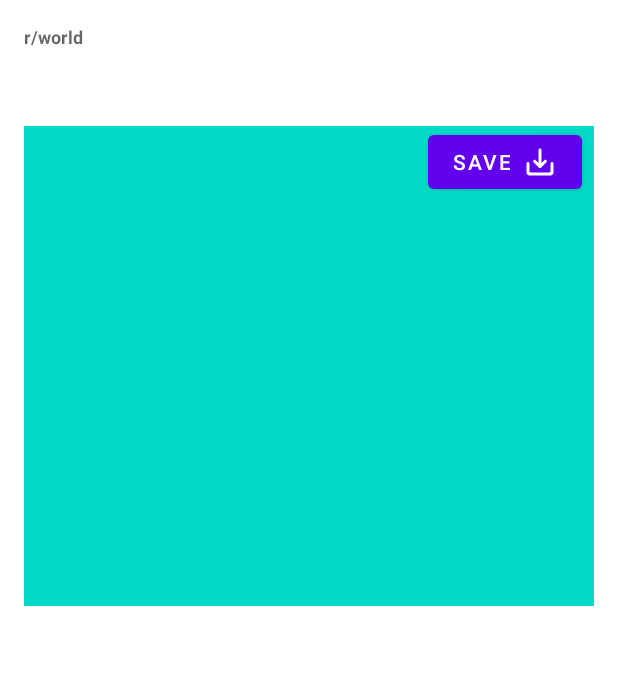
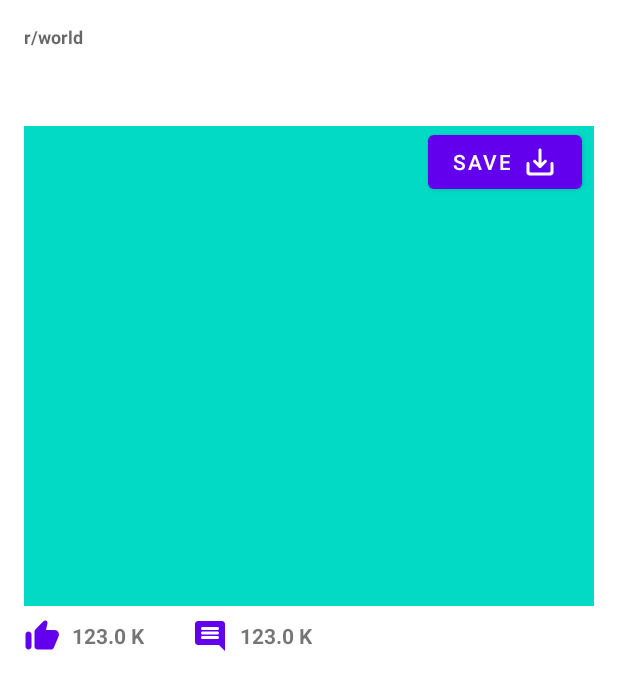
Before and after one commit to alvarosct02/RedditDemo, an Android app: the layout fragment_post_detail.xml on its own in the app's theme, with its tools: preview values and no code run, on a phone screen of 412 x 824 dp. Shown: the top 690 px of the screen. Run offline under Robolectric (Android 15) with nearby library versions, the phone set to English and light mode, and no system bars.

Commit message:
[feature] Polish UI

```diff
--- a/app/src/main/java/com/alvarosct/demo/reddit/data/source/api/adapters/RedditPostAdapter.kt
+++ b/app/src/main/java/com/alvarosct/demo/reddit/data/source/api/adapters/RedditPostAdapter.kt
@@ -14,6 +14,7 @@ object RedditPostAdapter {
         thumbnailUrl = model.thumbnail.orEmpty(),
         sourceUrl = model.url,
         upVotes = model.upVotes,
+        comments = model.numComments,
         createdUtc = model.createdUtc,
     )
 }
--- a/app/src/main/java/com/alvarosct/demo/reddit/data/source/api/models/RedditPost.kt
+++ b/app/src/main/java/com/alvarosct/demo/reddit/data/source/api/models/RedditPost.kt
@@ -10,6 +10,7 @@ data class RedditPost(
     @field:Json(name = "thumbnail") val thumbnail: String? = null,
     @field:Json(name = "is_video") val isVideo: Boolean = false,
     @field:Json(name = "ups") val upVotes: Long = 0,
+    @field:Json(name = "num_comments") val numComments: Long = 0,
     @field:Json(name = "preview") val preview: Preview? = null,
     @field:Json(name = "url") val url: String? = null,
     @field:Json(name = "created_utc") val createdUtc: Long = 0,
--- a/app/src/main/java/com/alvarosct/demo/reddit/data/source/local/adapters/PostEntityAdapter.kt
+++ b/app/src/main/java/com/alvarosct/demo/reddit/data/source/local/adapters/PostEntityAdapter.kt
@@ -14,6 +14,7 @@ object PostEntityAdapter {
         thumbnail = model.thumbnailUrl,
         source = model.sourceUrl,
         upVotes = model.upVotes,
+        comments = model.comments,
         createdUtc = model.createdUtc,
     )
 
@@ -24,6 +25,7 @@ object PostEntityAdapter {
         thumbnailUrl = model.thumbnail,
         sourceUrl = model.source,
         upVotes = model.upVotes,
+        comments = model.comments,
         createdUtc = model.createdUtc,
     )
 }
--- a/app/src/main/java/com/alvarosct/demo/reddit/data/source/local/entities/PostEntity.kt
+++ b/app/src/main/java/com/alvarosct/demo/reddit/data/source/local/entities/PostEntity.kt
@@ -11,6 +11,7 @@ data class PostEntity(
     val title: String,
     val subredditName: String,
     val upVotes: Long,
+    val comments: Long,
     val thumbnail: String,
     val source: String?,
 )
--- a/app/src/main/java/com/alvarosct/demo/reddit/models/PostModel.kt
+++ b/app/src/main/java/com/alvarosct/demo/reddit/models/PostModel.kt
@@ -10,6 +10,7 @@ data class PostModel(
     val subredditName: String = "",
     val title: String = "",
     val upVotes: Long = 0,
+    val comments: Long = 0,
     val thumbnailUrl: String = "",
     val sourceUrl: String? = null
 ) : Parcelable {
@@ -24,4 +25,18 @@ data class PostModel(
                 isJpg || isJpeg || isGif || isPng
             } ?: false
         }
+
+    val upVoteString: String
+        get() = when {
+            upVotes >= 1000000 -> String.format("%.1f M", upVotes / 1000000.0)
+            upVotes >= 1000 -> String.format("%.1f K", upVotes / 1000.0)
+            else -> upVotes.toString()
+        }
+
+    val commentString: String
+        get() = when {
+            comments >= 1000000 -> String.format("%.1f M", comments / 1000000.0)
+            comments >= 1000 -> String.format("%.1f K", comments / 1000.0)
+            else -> comments.toString()
+        }
 }
--- /dev/null
+++ b/app/src/main/res/drawable/ic_round_comment.xml
@@ -0,0 +1,10 @@
+<vector xmlns:android="http://schemas.android.com/apk/res/android"
+    android:width="24dp"
+    android:height="24dp"
+    android:viewportWidth="24"
+    android:viewportHeight="24"
+    android:tint="?attr/colorControlNormal">
+  <path
+      android:fillColor="@android:color/white"
+      android:pathData="M21.99,4c0,-1.1 -0.89,-2 -1.99,-2L4,2c-1.1,0 -2,0.9 -2,2v12c0,1.1 0.9,2 2,2h14l4,4 -0.01,-18zM17,14L7,14c-0.55,0 -1,-0.45 -1,-1s0.45,-1 1,-1h10c0.55,0 1,0.45 1,1s-0.45,1 -1,1zM17,11L7,11c-0.55,0 -1,-0.45 -1,-1s0.45,-1 1,-1h10c0.55,0 1,0.45 1,1s-0.45,1 -1,1zM17,8L7,8c-0.55,0 -1,-0.45 -1,-1s0.45,-1 1,-1h10c0.55,0 1,0.45 1,1s-0.45,1 -1,1z"/>
+</vector>
--- /dev/null
+++ b/app/src/main/res/drawable/ic_round_thumb_up.xml
@@ -0,0 +1,10 @@
+<vector xmlns:android="http://schemas.android.com/apk/res/android"
+    android:width="24dp"
+    android:height="24dp"
+    android:viewportWidth="24"
+    android:viewportHeight="24"
+    android:tint="?attr/colorControlNormal">
+  <path
+      android:fillColor="@android:color/white"
+      android:pathData="M13.12,2.06L7.58,7.6c-0.37,0.37 -0.58,0.88 -0.58,1.41V19c0,1.1 0.9,2 2,2h9c0.8,0 1.52,-0.48 1.84,-1.21l3.26,-7.61C23.94,10.2 22.49,8 20.34,8h-5.65l0.95,-4.58c0.1,-0.5 -0.05,-1.01 -0.41,-1.37 -0.59,-0.58 -1.53,-0.58 -2.11,0.01zM3,21c1.1,0 2,-0.9 2,-2v-8c0,-1.1 -0.9,-2 -2,-2s-2,0.9 -2,2v8c0,1.1 0.9,2 2,2z"/>
+</vector>
--- a/app/src/main/res/layout/fragment_post_detail.xml
+++ b/app/src/main/res/layout/fragment_post_detail.xml
@@ -52,15 +52,46 @@
                 tools:background="?colorAccent"
                 tools:layout_height="320dp" />
 
+            <com.google.android.material.textview.MaterialTextView
+                android:id="@+id/tv_upvotes"
+                android:layout_width="wrap_content"
+                android:layout_height="wrap_content"
+                android:layout_marginTop="@dimen/size_small"
+                android:drawableStart="@drawable/ic_round_thumb_up"
+                android:drawablePadding="@dimen/size_small"
+                android:gravity="center"
+                app:drawableTint="?colorPrimary"
+                android:text="@{viewModel.postLiveData.upVoteString}"
+                android:textStyle="bold"
+                app:layout_constraintStart_toStartOf="@id/iv_content"
+                app:layout_constraintTop_toBottomOf="@id/iv_content"
+                tools:text="123.0 K" />
+
+            <com.google.android.material.textview.MaterialTextView
+                android:id="@+id/tv_comments"
+                android:layout_width="wrap_content"
+                android:layout_height="wrap_content"
+                android:layout_marginTop="@dimen/size_small"
+                android:layout_marginStart="@dimen/size_large"
+                android:drawableStart="@drawable/ic_round_comment"
+                app:drawableTint="?colorPrimary"
+                android:drawablePadding="@dimen/size_small"
+                android:gravity="center"
+                android:text="@{viewModel.postLiveData.commentString}"
+                android:textStyle="bold"
+                app:layout_constraintStart_toEndOf="@id/tv_upvotes"
+                app:layout_constraintTop_toBottomOf="@id/iv_content"
+                tools:text="123.0 K" />
+
             <Button
                 android:id="@+id/bt_save"
                 android:layout_width="wrap_content"
                 android:layout_height="wrap_content"
-                app:isVisible="@{viewModel.showSaveButton}"
                 android:layout_marginEnd="@dimen/size_small"
                 android:text="@string/label_save"
                 app:icon="@drawable/ic_round_save"
                 app:iconGravity="end"
+                app:isVisible="@{viewModel.showSaveButton}"
                 app:layout_constraintEnd_toEndOf="@id/iv_content"
                 app:layout_constraintTop_toTopOf="@id/iv_content" />
 
```
Also changed, not shown: 9 other files.
